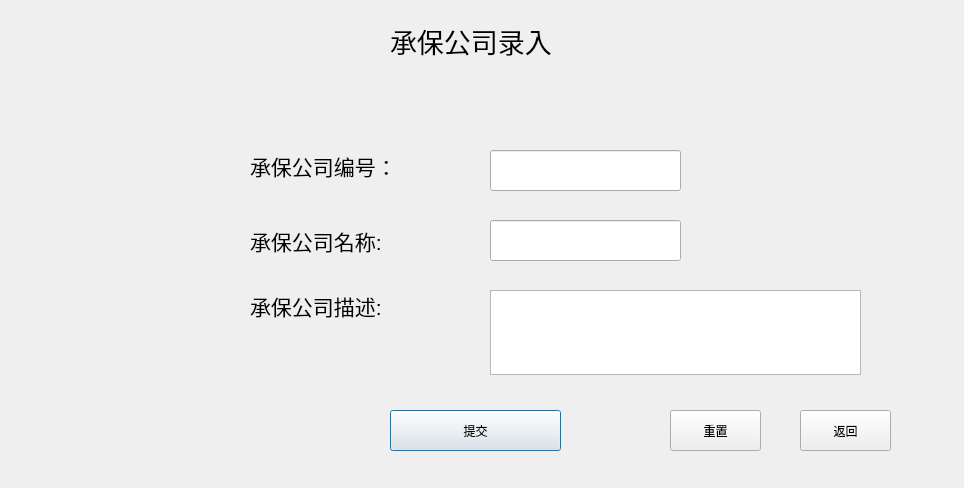
Vaskka/DR_Projects, file incinsertdialog.ui: the form before one commit.
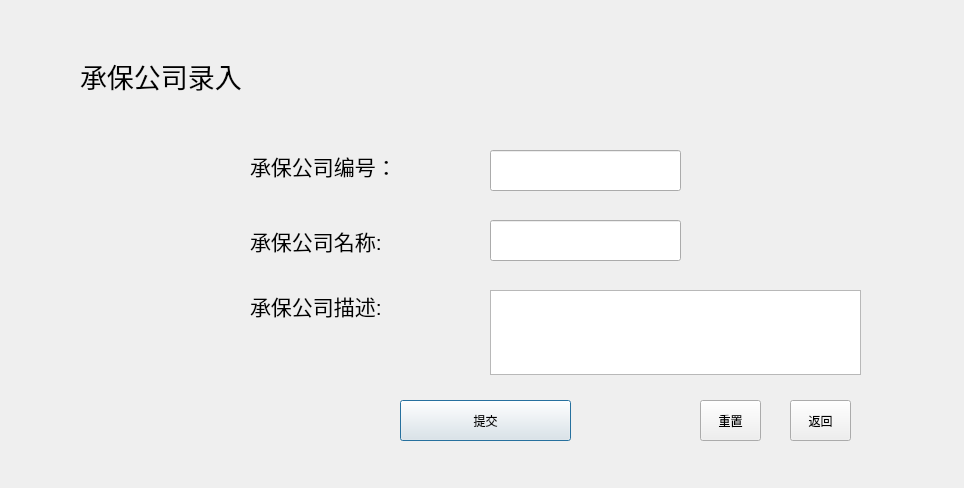
The form after the commit.

Patch:
```diff
--- a/incinsertdialog.ui
+++ b/incinsertdialog.ui
@@ -62,8 +62,8 @@
   <widget class="QPushButton" name="Insert_Commit">
    <property name="geometry">
     <rect>
-     <x>390</x>
-     <y>410</y>
+     <x>400</x>
+     <y>400</y>
      <width>171</width>
      <height>41</height>
     </rect>
@@ -78,10 +78,10 @@
   <widget class="QLabel" name="label_10">
    <property name="geometry">
     <rect>
-     <x>390</x>
-     <y>20</y>
-     <width>201</width>
-     <height>41</height>
+     <x>80</x>
+     <y>40</y>
+     <width>801</width>
+     <height>71</height>
     </rect>
    </property>
    <property name="font">
@@ -114,9 +114,9 @@
   <widget class="QPushButton" name="Insert_Reset">
    <property name="geometry">
     <rect>
-     <x>670</x>
-     <y>410</y>
-     <width>91</width>
+     <x>700</x>
+     <y>400</y>
+     <width>61</width>
      <height>41</height>
     </rect>
    </property>
@@ -127,9 +127,9 @@
   <widget class="QPushButton" name="Insert_Return">
    <property name="geometry">
     <rect>
-     <x>800</x>
-     <y>410</y>
-     <width>91</width>
+     <x>790</x>
+     <y>400</y>
+     <width>61</width>
      <height>41</height>
     </rect>
    </property>
@@ -157,6 +157,30 @@
     </rect>
    </property>
   </widget>
+  <widget class="QLabel" name="label">
+   <property name="geometry">
+    <rect>
+     <x>80</x>
+     <y>120</y>
+     <width>801</width>
+     <height>351</height>
+    </rect>
+   </property>
+   <property name="text">
+    <string/>
+   </property>
+  </widget>
+  <zorder>label</zorder>
+  <zorder>label_2</zorder>
+  <zorder>label_11</zorder>
+  <zorder>Insert_NumberEdit</zorder>
+  <zorder>Insert_Commit</zorder>
+  <zorder>label_10</zorder>
+  <zorder>label_3</zorder>
+  <zorder>Insert_Reset</zorder>
+  <zorder>Insert_Return</zorder>
+  <zorder>Insert_NameEdit</zorder>
+  <zorder>Insert_DescriptionEdit</zorder>
  </widget>
  <resources/>
  <connections/>
```
